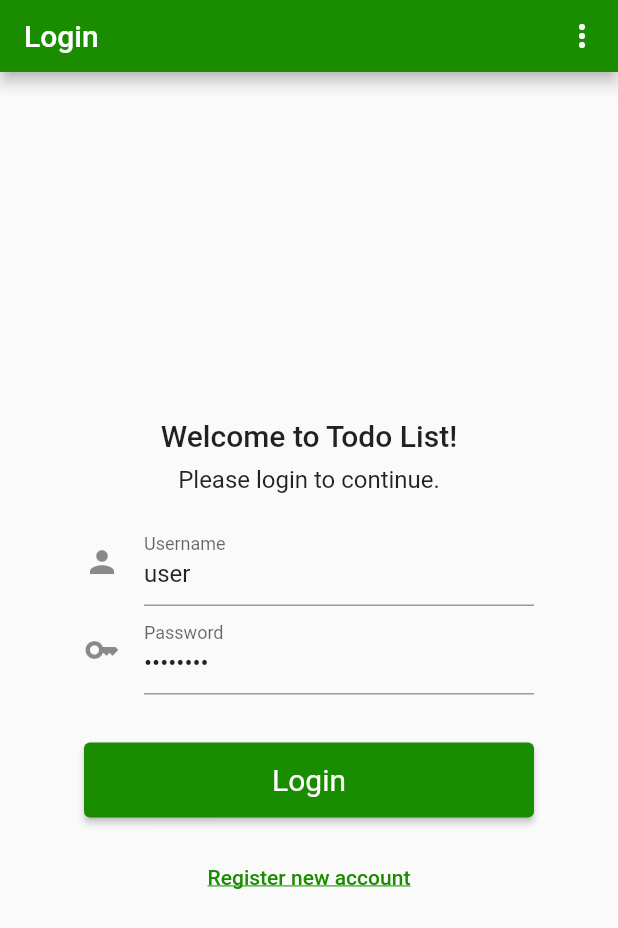
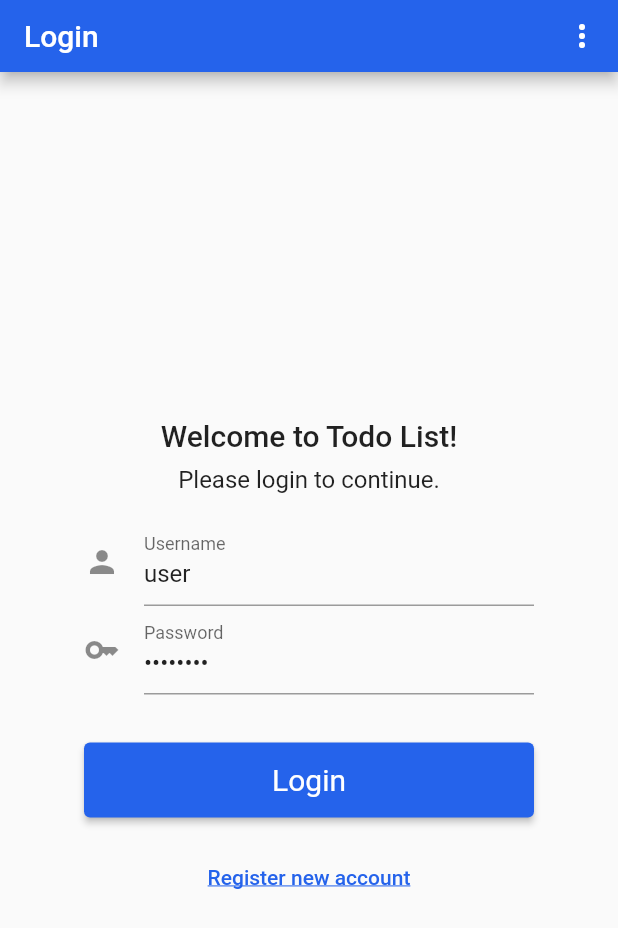
Before and after one commit to arcanemachine/flutter_todo_list, a Flutter app: the screen it shows after launch, after a tap on "Login", on a phone screen of 412 x 824 dp. Shown: the top 928 px of the screen. Run offline on Flutter 3.47's test engine with Material 2 defaults, Android fonts, the light colour scheme and no system bars; our stand-ins replace flutter_riverpod, flutter_secure_storage, go_router, shared_preferences; missing offline and left inert: restart_app, shiftopoly.

Commit message:
Fixme: Continue setting up user authentication

```diff
--- a/lib/main.dart
+++ b/lib/main.dart
@@ -29,7 +29,7 @@ class MyApp extends StatelessWidget {
   Widget build(BuildContext context) {
     final defaultTheme = ThemeData(
       primarySwatch:
-          styles.colors.generateMaterialColor(styles.colors.palette.primary),
+          styles.colors.generateMaterialColor(colors.palette.primary),
       appBarTheme: const AppBarTheme(
         toolbarHeight: 48.0,
       ),
--- a/lib/user/screens/login.dart
+++ b/lib/user/screens/login.dart
@@ -1,18 +1,21 @@
 import 'package:flutter/material.dart';
 import 'package:go_router/go_router.dart';
 // import 'package:url_launcher/url_launcher.dart';
+import 'package:flutter_todo_list/openapi/lib/api.dart';
+import 'package:flutter_riverpod/flutter_riverpod.dart';
 
 import 'package:flutter_todo_list/constants.dart';
 import 'package:flutter_todo_list/helpers.dart';
 import 'package:flutter_todo_list/state.dart';
 import 'package:flutter_todo_list/styles.dart';
+import 'package:flutter_todo_list/user/stores.dart';
 import 'package:flutter_todo_list/user/widgets.dart';
 
-class LoginScreen extends StatelessWidget {
+class LoginScreen extends ConsumerWidget {
   const LoginScreen({Key? key}) : super(key: key);
 
   @override
-  Widget build(BuildContext context) {
+  Widget build(BuildContext context, WidgetRef ref) {
     return Scaffold(
       appBar: userWidgets.appBar(
         context,
@@ -21,68 +24,17 @@ class LoginScreen extends StatelessWidget {
       body: Center(
         child: ListView(
           shrinkWrap: true,
-          children: const <Widget>[
-            LoginFormWidget(),
+          children: <Widget>[
+            _formTitle(context),
+            LoginForm(ref: ref),
+            _buttonRegister(),
           ],
         ),
       ),
     );
   }
-}
 
-class LoginFormWidget extends StatefulWidget {
-  const LoginFormWidget({Key? key}) : super(key: key);
-
-  @override
-  State<LoginFormWidget> createState() => _LoginFormWidgetState();
-}
-
-class _LoginFormWidgetState extends State<LoginFormWidget> {
-  final GlobalKey<FormState> _formKey = GlobalKey<FormState>();
-  bool _isLoading = false;
-
-  void _isLoadingSet(bool isLoading) {
-    setState(() {
-      _isLoading = isLoading;
-    });
-  }
-
-  bool get _loginButtonEnabled =>
-      !_isLoading &&
-      _usernameController.text.isNotEmpty &&
-      _passwordController.text.isNotEmpty;
-
-  void login(BuildContext context, String authToken) {
-    secureStorage.write('authToken', authToken).then((x) {
-      sharedPrefs.isAuthenticated = true;
-      context.goNamed('companies:companyList');
-      widgetHelpers.snackBarShow(context, "Login successful");
-    });
-  }
-
-  // controllers
-  // final _usernameController = TextEditingController();
-  // final _passwordController = TextEditingController();
-  final _usernameController =
-      TextEditingController.fromValue(const TextEditingValue(text: 'user'));
-  final _passwordController =
-      TextEditingController.fromValue(const TextEditingValue(text: 'password'));
-
-  // widgets
-  @override
-  Widget build(BuildContext context) {
-    return Center(
-      child: Column(
-        children: <Widget>[
-          _formTitle(),
-          _formBody(),
-          _buttonRegister(),
-        ],
-      ),
-    );
-  }
-
-  Widget _formTitle() {
+  Widget _formTitle(BuildContext context) {
     return Column(
       children: <Widget>[
         const SizedBox(height: 16.0),
@@ -98,76 +50,6 @@ class _LoginFormWidgetState extends State<LoginFormWidget> {
           ),
         )
       ],
-    );
-  }
-
-  Widget _formBody() {
-    return Form(
-      key: _formKey,
-      child: Container(
-        constraints: const BoxConstraints(maxWidth: 300),
-        child: Column(
-          children: [
-            const SizedBox(height: 16.0),
-            _fieldUsername(),
-            _fieldPassword(),
-            const SizedBox(height: 32.0),
-            _buttonSubmit(),
-          ],
-        ),
-      ),
-    );
-  }
-
-  Widget _fieldUsername() {
-    return TextFormField(
-      controller: _usernameController,
-      decoration: const InputDecoration(
-        icon: Icon(Icons.person),
-        labelText: "Username",
-      ),
-      onChanged: (x) => setState(() {}),
-      validator: (val) {
-        if (val == null || val.isEmpty) {
-          return "This field must not be empty.";
-        }
-        return null;
-      },
-    );
-  }
-
-  Widget _fieldPassword() {
-    return TextFormField(
-      controller: _passwordController,
-      obscureText: true,
-      decoration: const InputDecoration(
-        icon: Icon(Icons.key),
-        labelText: "Password",
-      ),
-      onChanged: (x) => setState(() {}),
-      onFieldSubmitted: (x) => _handleSubmit(),
-      validator: (val) {
-        if (val == null || val.isEmpty) {
-          return "This field must not be empty.";
-        }
-        return null;
-      },
-    );
-  }
-
-  Widget _buttonSubmit() {
-    return Center(
-      child: ElevatedButton(
-        style: styles.button.elevatedLgPrimary,
-        onPressed: _loginButtonEnabled
-            ? () {
-                _handleSubmit();
-              }
-            : null,
-        child: !_isLoading
-            ? const Text("Login")
-            : const CircularProgressIndicator(),
-      ),
     );
   }
 
@@ -187,19 +69,141 @@ class _LoginFormWidgetState extends State<LoginFormWidget> {
       ),
     );
   }
+}
+
+class LoginForm extends StatefulWidget {
+  final WidgetRef ref;
+  const LoginForm({Key? key, required this.ref}) : super(key: key);
+
+  @override
+  State<LoginForm> createState() => _LoginFormState();
+}
+
+class _LoginFormState extends State<LoginForm> {
+  final GlobalKey<FormState> _formKey = GlobalKey<FormState>();
+  bool _isLoading = false;
+
+  void _isLoadingSet(bool isLoading) {
+    setState(() {
+      _isLoading = isLoading;
+    });
+  }
+
+  bool get _loginButtonEnabled =>
+      !_isLoading &&
+      _usernameController.text.isNotEmpty &&
+      _passwordController.text.isNotEmpty;
+
+  void login(BuildContext context, String authToken) {
+    secureStorage.write('authToken', authToken).then((dynamic x) {
+      sharedPrefs.isAuthenticated = true;
+      context.goNamed('companies:companyList');
+      widgetHelpers.snackBarShow(context, "Login successful");
+    });
+  }
+
+  // controllers
+  // final _usernameController = TextEditingController();
+  // final _passwordController = TextEditingController();
+  final _usernameController = TextEditingController.fromValue(
+    const TextEditingValue(text: 'user'),
+  );
+  final _passwordController = TextEditingController.fromValue(
+    const TextEditingValue(text: 'password'),
+  );
+
+  // widgets
+  @override
+  Widget build(BuildContext context) {
+    return Center(
+      child: Column(
+        children: <Widget>[
+          Form(
+            key: _formKey,
+            child: Container(
+              constraints: const BoxConstraints(maxWidth: 300),
+              child: Column(
+                children: [
+                  const SizedBox(height: 16.0),
+                  _fieldUsername(),
+                  _fieldPassword(),
+                  const SizedBox(height: 32.0),
+                  _buttonSubmit(),
+                ],
+              ),
+            ),
+          ),
+        ],
+      ),
+    );
+  }
+
+  Widget _fieldUsername() {
+    return TextFormField(
+      controller: _usernameController,
+      decoration: const InputDecoration(
+        icon: Icon(Icons.person),
+        labelText: "Username",
+      ),
+      onChanged: (dynamic x) => setState(() {}),
+      validator: (val) {
+        if (val == null || val.isEmpty) {
+          return "This field must not be empty.";
+        }
+        return null;
+      },
+    );
+  }
+
+  Widget _fieldPassword() {
+    return TextFormField(
+      controller: _passwordController,
+      obscureText: true,
+      decoration: const InputDecoration(
+        icon: Icon(Icons.key),
+        labelText: "Password",
+      ),
+      onChanged: (dynamic x) => setState(() {}),
+      onFieldSubmitted: (dynamic x) => _handleSubmit(),
+      validator: (val) {
+        if (val == null || val.isEmpty) {
+          return "This field must not be empty.";
+        }
+        return null;
+      },
+    );
+  }
+
+  Widget _buttonSubmit() {
+    return Center(
+      child: ElevatedButton(
+        style: _loginButtonEnabled
+            ? styles.button.elevatedLgPrimary
+            : styles.button.elevatedLgSecondary,
+        onPressed: () {
+          _loginButtonEnabled
+              ? _handleSubmit()
+              : widgetHelpers.snackBarShow(context, "The form is incomplete.");
+        },
+        child: !_isLoading
+            ? const Text("Login")
+            : const CircularProgressIndicator(),
+      ),
+    );
+  }
 
   // methods
   void _handleSubmit() async {
-    // final String username = _usernameController.text;
-    // final String password = _passwordController.text;
+    final String username = _usernameController.text;
+    final String password = _passwordController.text;
 
-    // set loading status
-    _isLoadingSet(true);
+    _isLoadingSet(true); // set loading status
 
-    // attempt to login
+    widget.ref // attempt to login
+        .read(userProvider.notifier)
+        .login(username, password);
 
-    // reset loading status
-    _isLoadingSet(false);
+    _isLoadingSet(false); // reset loading status
 
     // login the user
 
--- a/lib/user/stores.dart
+++ b/lib/user/stores.dart
@@ -21,7 +21,8 @@ class UserNotifier extends StateNotifier<User> {
     return false; // TO-DO
   }
 
-  Future<bool> login() async {
+  Future<bool> login(String username, String password) async {
+    print("login()");
     return false; // TO-DO
   }
 
```
Also changed, not shown: lib/styles.dart (+43 -25 lines).
